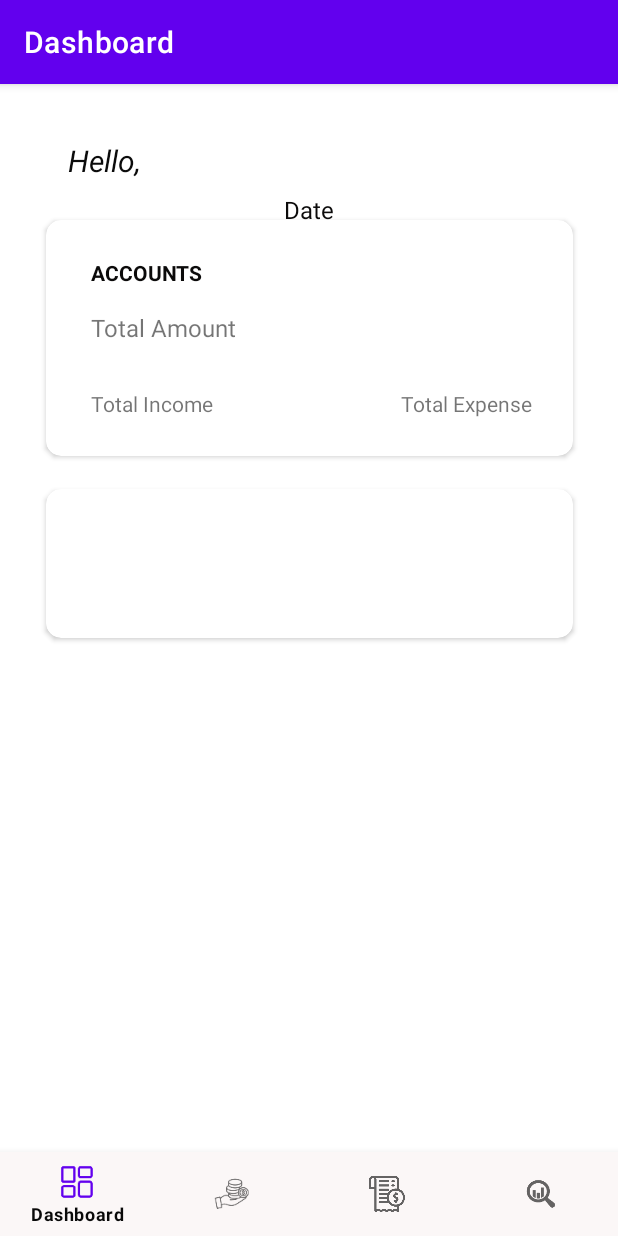
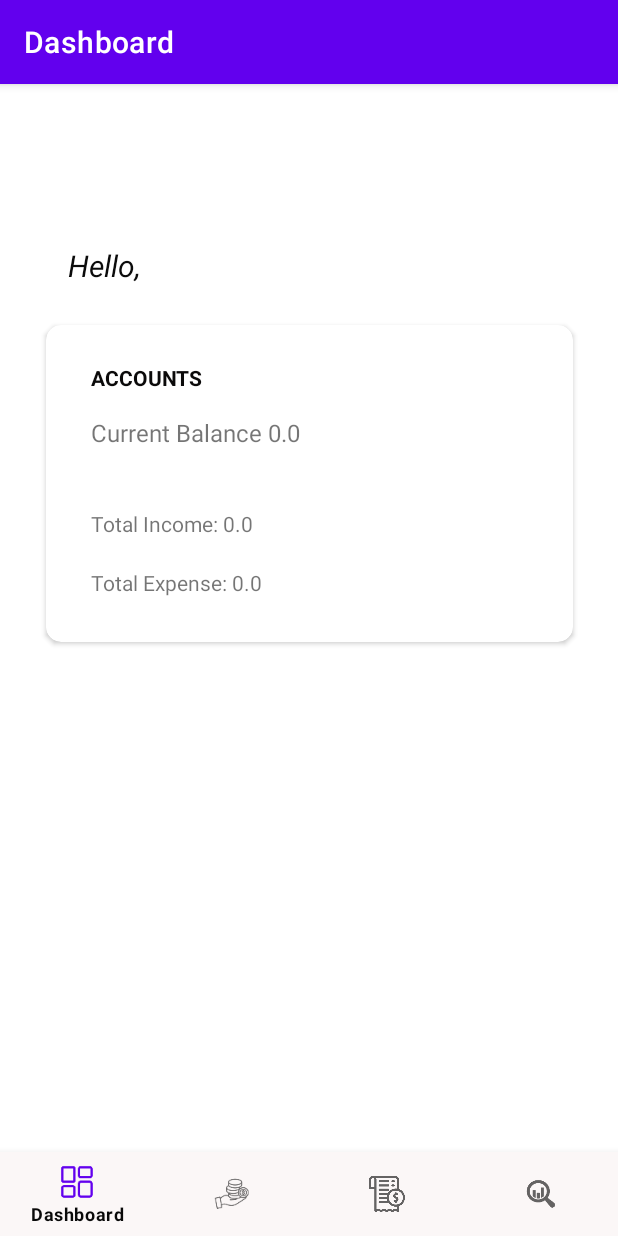
Before and after one commit to VarshithaGollapalli/Personal-Finance-Tracker-MVVC, an Android app: the DashboardFragment screen opened directly, with no data from a screen before it, on a phone screen of 412 x 824 dp. Run offline under Robolectric (Android 15) with nearby library versions, the phone set to English and light mode, and no system bars; our stand-ins replace Room's generated code, navigation-ui.

Commit message:
sort as well as dashboard

```diff
--- a/app/src/main/java/com/capgemini/financetracker/model/FinancialDataRepository.kt
+++ b/app/src/main/java/com/capgemini/financetracker/model/FinancialDataRepository.kt
@@ -2,6 +2,7 @@
 
 import android.content.Context
 import androidx.lifecycle.LiveData
+import androidx.lifecycle.map
 import kotlinx.coroutines.CoroutineScope
 import kotlinx.coroutines.Dispatchers
 import kotlinx.coroutines.async
@@ -73,4 +74,43 @@
         return finDao.getAllFinancialData()
     }
 
+    fun currentBalance(): LiveData<Double> = finDao.getAllFinancialData().map { calculateCurrentBalance(it) }
+
+    private fun calculateCurrentBalance(financeList: List<FinancialDataEntry>): Double {
+        var balance = 0.0
+        financeList.forEach{entry ->
+            when(entry.type.lowercase()){
+                "income" -> balance += entry.amount
+                "expense" -> balance -= entry.amount
+            }
+
+        }
+        return balance
+    }
+
+    fun totalIncome(): LiveData<Double> = finDao.getAllFinancialData().map { calculateTotalIncome(it) }
+
+    private fun calculateTotalIncome(financeList: List<FinancialDataEntry>): Double {
+        var income=0.0
+        var expense = 0.0
+        financeList.forEach{entry ->
+            if (entry.type.lowercase().equals("income")){
+                income += entry.amount
+            }
+        }
+        return income
+    }
+
+    fun totalExpense(): LiveData<Double> = finDao.getAllFinancialData().map { calculateTotalExpense(it) }
+
+    private fun calculateTotalExpense(financeList: List<FinancialDataEntry>): Double {
+        var expense = 0.0
+        financeList.forEach{entry ->
+            if (entry.type.lowercase().equals("expense")){
+                expense += entry.amount
+            }
+        }
+        return expense
+    }
+
 }
--- a/app/src/main/java/com/capgemini/financetracker/view/DashboardFragment.kt
+++ b/app/src/main/java/com/capgemini/financetracker/view/DashboardFragment.kt
@@ -4,13 +4,17 @@
 import android.view.*
 import androidx.core.view.MenuProvider
 import androidx.fragment.app.Fragment
+import androidx.lifecycle.Observer
+import androidx.lifecycle.ViewModelProvider
 import com.capgemini.financetracker.R
 import com.capgemini.financetracker.databinding.FragmentDashboardBinding
+import com.capgemini.financetracker.viewmodel.FinancialDataViewModel
 
 
 class DashboardFragment : Fragment() {
 
     lateinit var binding: FragmentDashboardBinding
+    private lateinit var financeVM: FinancialDataViewModel
 
     override fun onCreate(savedInstanceState: Bundle?) {
         super.onCreate(savedInstanceState)
@@ -46,11 +50,20 @@
     override fun onViewCreated(view: View, savedInstanceState: Bundle?) {
         super.onViewCreated(view, savedInstanceState)
 
+        financeVM = ViewModelProvider(this).get(FinancialDataViewModel::class.java)
+
+        financeVM.currentBalance.observe(viewLifecycleOwner, Observer { balance ->
+            binding.totalamtT.text = "Current Balance $balance"
+        })
+
+        financeVM.totalIncome.observe(viewLifecycleOwner, Observer { income ->
+            binding.incomeT.text = "Total Income: $income"
+        })
+
+        financeVM.totalExpense.observe(viewLifecycleOwner, Observer { expense ->
+            binding.expenseT.text = "Total Expense: $expense"
+        })
 
     }
 
-
-//    companion object {
-//
-//    }
 }
--- a/app/src/main/java/com/capgemini/financetracker/view/TransactionHistoryFragment.kt
+++ b/app/src/main/java/com/capgemini/financetracker/view/TransactionHistoryFragment.kt
@@ -23,11 +23,11 @@
  */
 class TransactionHistoryFragment : Fragment() {
 
-   val transcation= mutableListOf<FinancialDataEntry>()
+   //val transcation= mutableListOf<FinancialDataEntry>()
 
 
     private var columnCount = 1
-    private var isMenuProvidedAdded=false
+//    private var isMenuProvidedAdded=false
 //    lateinit var customMenu : Menu
     lateinit var recyclerView: RecyclerView
     lateinit var financeVM: FinancialDataViewModel
@@ -108,14 +108,14 @@
         sortByIncomeButton = view.findViewById(R.id.sIncB)
         sortByIncomeButton.setOnClickListener {
             Log.d("sort","entered")
-            val sortedData = transcation.filter { it.type == "income" || it.type =="Income"}
-            recyclerView.adapter = TransactionHistoryAdapter(sortedData)
+            val sortedData = financeVM.financialDataList.value?.filter { it.type == "income" || it.type =="Income"}
+            recyclerView.adapter = TransactionHistoryAdapter(sortedData.orEmpty())
         }
         sortByExpenseButton = view.findViewById(R.id.sExpB)
         sortByExpenseButton.setOnClickListener {
             Log.d("sort","entered")
-            val sortedData = transcation.filter { it.type == "expense" || it.type =="Expense"}
-            recyclerView.adapter = TransactionHistoryAdapter(sortedData)
+            val sortedData = financeVM.financialDataList.value?.filter { it.type == "expense" || it.type =="Expense"}
+            recyclerView.adapter = TransactionHistoryAdapter(sortedData.orEmpty())
         }
 
         return view
--- a/app/src/main/java/com/capgemini/financetracker/viewmodel/FinancialDataViewModel.kt
+++ b/app/src/main/java/com/capgemini/financetracker/viewmodel/FinancialDataViewModel.kt
@@ -2,6 +2,7 @@
 
 import android.app.Application
 import androidx.lifecycle.AndroidViewModel
+import androidx.lifecycle.LiveData
 import androidx.lifecycle.MutableLiveData
 import androidx.lifecycle.ViewModel
 import com.capgemini.personalfinanacetracker.model.FinancialDataRepository
@@ -18,7 +19,9 @@
 
     var isDataAdded=MutableLiveData<Boolean>(false)
     var financialDataList = repo.getFinancialData()
-
+    val currentBalance: LiveData<Double> = repo.currentBalance()
+    val totalIncome: LiveData<Double> = repo.totalIncome()
+    val totalExpense: LiveData<Double> = repo.totalExpense()
 
     fun addData(id:Long,
                 type: String,
--- a/app/src/main/res/layout/fragment_dashboard.xml
+++ b/app/src/main/res/layout/fragment_dashboard.xml
@@ -7,22 +7,6 @@
     android:layout_height="match_parent"
     tools:context=".view.DashboardFragment">
 
-
-    <LinearLayout
-        android:layout_width="match_parent"
-        android:layout_height="match_parent"
-        android:orientation="horizontal"
-        android:paddingTop="35dp">
-
-        <TextView
-            android:id="@+id/currentDate"
-            android:layout_width="match_parent"
-            android:layout_height="wrap_content"
-            android:gravity="center"
-            android:text="Date"
-            android:textColor="#0B0A0A"
-            android:textSize="16sp" />
-    </LinearLayout>
 
     <androidx.cardview.widget.CardView
         android:id="@+id/cardView"
@@ -68,10 +52,8 @@
                 android:id="@+id/incomeT"
                 android:layout_width="wrap_content"
                 android:layout_height="wrap_content"
-                android:layout_marginTop="30dp"
-                android:layout_marginBottom="25dp"
+                android:layout_marginTop="40dp"
                 android:text="Total Income"
-                app:layout_constraintBottom_toBottomOf="parent"
                 app:layout_constraintStart_toStartOf="@+id/totalamtT"
                 app:layout_constraintTop_toBottomOf="@+id/totalamtT" />
 
@@ -79,13 +61,12 @@
                 android:id="@+id/expenseT"
                 android:layout_width="wrap_content"
                 android:layout_height="wrap_content"
-                android:layout_marginStart="133dp"
-                android:layout_marginEnd="36dp"
+                android:layout_marginTop="20dp"
+                android:layout_marginBottom="30dp"
                 android:text="Total Expense"
-                app:layout_constraintBottom_toBottomOf="@+id/incomeT"
-                app:layout_constraintEnd_toEndOf="parent"
-                app:layout_constraintStart_toEndOf="@+id/incomeT"
-                app:layout_constraintTop_toTopOf="@+id/incomeT" />
+                app:layout_constraintBottom_toBottomOf="parent"
+                app:layout_constraintStart_toStartOf="@+id/incomeT"
+                app:layout_constraintTop_toBottomOf="@+id/incomeT" />
 
         </androidx.constraintlayout.widget.ConstraintLayout>
     </androidx.cardview.widget.CardView>
@@ -109,11 +90,12 @@
         android:layout_width="wrap_content"
         android:layout_height="wrap_content"
         android:layout_marginStart="30dp"
+        android:layout_marginTop="70dp"
         android:text="Hello, "
         android:textColor="#0B0B0B"
         android:textSize="20sp"
         android:textStyle="italic"
         app:layout_constraintStart_toStartOf="parent"
-        tools:layout_editor_absoluteY="76dp" />
+        app:layout_constraintTop_toTopOf="parent" />
 
 </androidx.constraintlayout.widget.ConstraintLayout>
```
